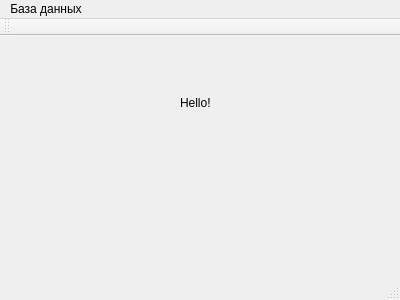
The window that mainwindow.ui (EDem6/learn) describes before a commit, drawn with Qt 5.
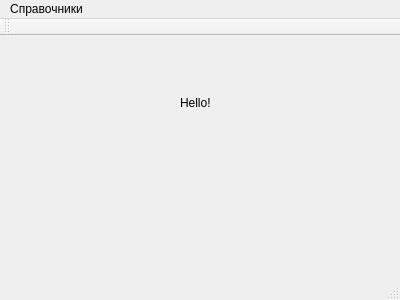
The same window after the commit. Icons and pictures are not drawn.

Commit message: Начата проработка меню. 2016.10.20

What changed in the file:
```diff
--- a/mainwindow.ui
+++ b/mainwindow.ui
@@ -37,13 +37,13 @@
      <height>19</height>
     </rect>
    </property>
-   <widget class="QMenu" name="menuMasterRT">
+   <widget class="QMenu" name="menu">
     <property name="title">
-     <string>База данных</string>
+     <string>Справочники</string>
     </property>
     <addaction name="action"/>
    </widget>
-   <addaction name="menuMasterRT"/>
+   <addaction name="menu"/>
   </widget>
   <widget class="QToolBar" name="mainToolBar">
    <attribute name="toolBarArea">
```
Left out of the diff: 61 changed lines with no effect on the pictures.
